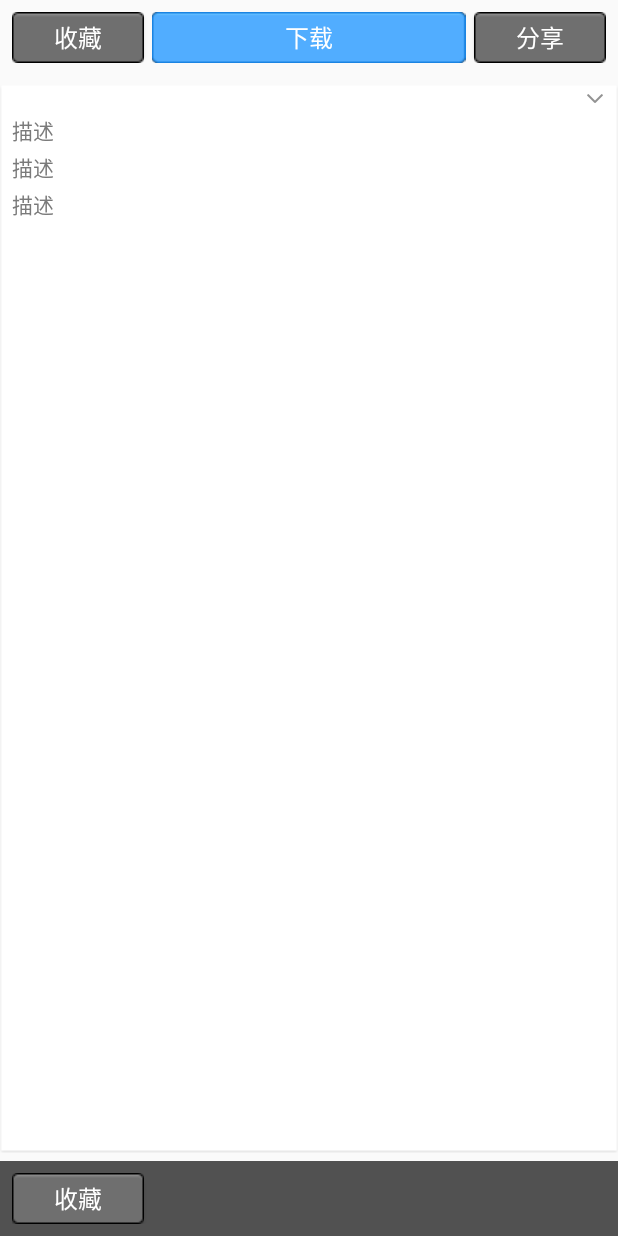
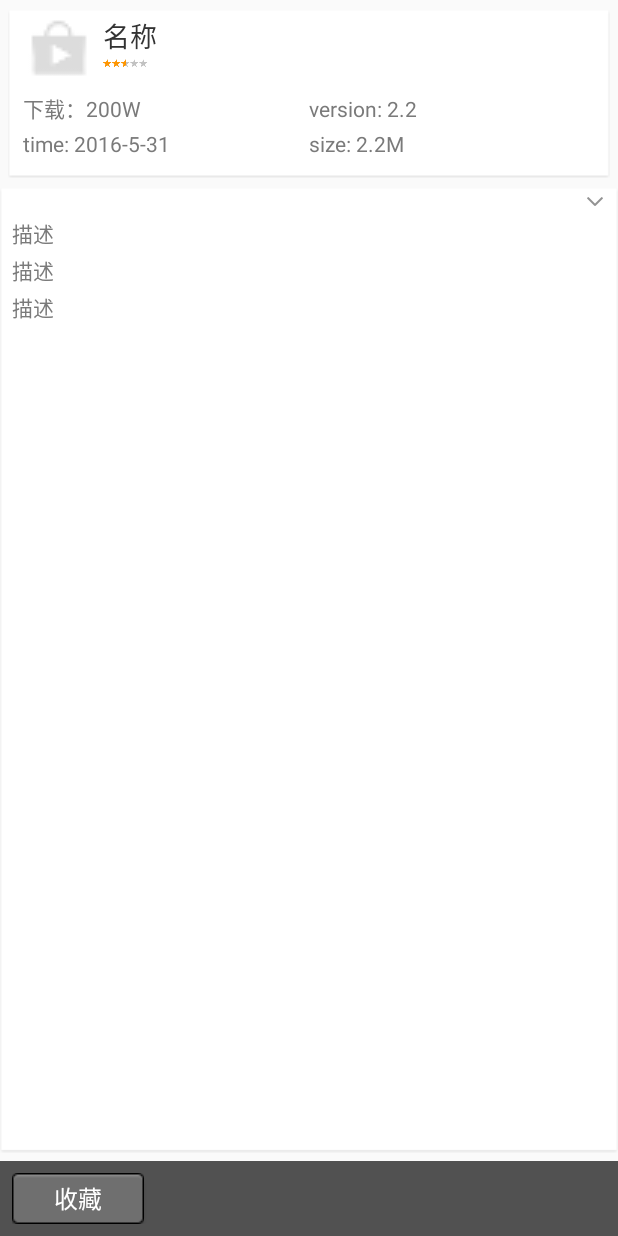
Before and after one commit to youshanmomei/IGooglePlay, an Android app: the layout activity_detail.xml on its own in the app's theme, with its tools: preview values and no code run, on a phone screen of 412 x 824 dp. Run offline under Robolectric (Android 15) with nearby library versions, the phone set to English and light mode, and no system bars.

Commit message:
1.layout_detail_app_info 修改

```diff
--- a/app/src/main/java/cn/qiuc/org/igoogleplay/ui/activity/AppDetailActivity.java
+++ b/app/src/main/java/cn/qiuc/org/igoogleplay/ui/activity/AppDetailActivity.java
@@ -1,9 +1,9 @@
 package cn.qiuc.org.igoogleplay.ui.activity;
 
-import android.os.Handler;
-import android.os.Message;
 import android.view.View;
 import android.widget.ImageView;
+import android.widget.ScrollView;
+import android.widget.TextView;
 
 import com.nostra13.universalimageloader.core.ImageLoader;
 
@@ -35,6 +35,10 @@ public class AppDetailActivity extends BaseActivity {
             @Override
             protected View createSuccessView() {
                 View view = View.inflate(AppDetailActivity.this, R.layout.activity_detail, null);
+                ScrollView sv_container = (ScrollView) view.findViewById(R.id.sv_container);
+                ImageView iv_icon = (ImageView) view.findViewById(R.id.iv_icon);
+                TextView tv_name = (TextView) view.findViewById(R.id.tv_app_name);
+                TextView tv_download_num = (TextView) view.findViewById(R.id.tv_download_num);
                 //TODO...
 
 
--- a/app/src/main/res/layout/layout_detail_app_info.xml
+++ b/app/src/main/res/layout/layout_detail_app_info.xml
@@ -1,52 +1,105 @@
 <?xml version="1.0" encoding="utf-8"?>
 <LinearLayout xmlns:android="http://schemas.android.com/apk/res/android"
     android:layout_width="match_parent"
-    android:layout_height="50dp"
-    android:orientation="horizontal"
-    android:padding="8dp">
+    android:layout_height="wrap_content"
+    android:layout_marginLeft="5dp"
+    android:layout_marginRight="5dp"
+    android:background="@drawable/list_item_bg_normal"
+    android:orientation="vertical"
+    android:padding="10dp">
 
-    <Button
-        android:layout_width="wrap_content"
-        android:layout_height="match_parent"
-        android:background="@drawable/btn_detail"
-        android:gravity="center"
-        android:text="收藏"
-        android:textColor="@android:color/white"
-        android:textSize="16sp" />
+    <LinearLayout
+        android:layout_width="match_parent"
+        android:layout_height="wrap_content"
+        android:orientation="horizontal">
 
-    <FrameLayout
-        android:layout_width="0dp"
-        android:layout_height="match_parent"
-        android:layout_marginLeft="5dp"
-        android:layout_marginRight="5dp"
-        android:layout_weight="1">
+        <ImageView
+            android:id="@+id/iv_icon"
+            android:layout_width="48dp"
+            android:layout_height="48dp"
+            android:scaleType="fitXY"
+            android:src="@mipmap/ic_default" />
 
-        <ProgressBar
-            android:id="@+id/pb_progress"
+        <LinearLayout
             android:layout_width="match_parent"
-            android:layout_height="match_parent"
-            android:indeterminateOnly="false"
-            android:progressDrawable="@drawable/detail_progress_drawable" />
+            android:layout_height="48dp"
+            android:layout_marginLeft="5dp"
+            android:gravity="center_vertical"
+            android:orientation="vertical">
+
+            <TextView
+                android:layout_width="wrap_content"
+                android:textSize="18sp"
+                android:id="@+id/tv_name"
+                android:textColor="@color/txt_title"
+                android:text="名称"
+                android:singleLine="true"
+                android:layout_height="wrap_content" />
+
+            <RatingBar
+                android:layout_width="wrap_content"
+                android:id="@+id/rb_star"
+                android:layout_marginTop="2dp"
+                android:layout_height="18dp"
+                android:progressDrawable="@drawable/ratinger_small"
+                android:rating="2.5" />
+
+        </LinearLayout>
+
+    </LinearLayout>
+
+    <LinearLayout
+        android:layout_width="match_parent"
+        android:layout_marginTop="3dp"
+        android:orientation="horizontal"
+        android:layout_height="wrap_content">
 
         <TextView
-            android:id="@+id/btn_download"
-            android:layout_width="match_parent"
-            android:layout_height="match_parent"
-            android:background="@drawable/selector_btn_download"
-            android:gravity="center"
-            android:text="下载"
-            android:textColor="@android:color/white"
-            android:textSize="16sp" />
+            android:layout_width="0dp"
+            android:layout_weight="1"
+            android:id="@+id/tv_download_num"
+            android:text="下载：200W"
+            android:textColor="@color/txt_small"
+            android:textSize="14sp"
+            android:layout_height="wrap_content" />
 
-    </FrameLayout>
+        <TextView
+            android:layout_width="0dp"
+            android:layout_weight="1"
+            android:text="version: 2.2"
+            android:singleLine="true"
+            android:id="@+id/tv_version"
+            android:textColor="@color/txt_small"
+            android:textSize="14sp"
+            android:layout_height="wrap_content" />
 
-    <Button
-        android:layout_width="wrap_content"
-        android:background="@drawable/btn_detail"
-        android:gravity="center"
-        android:text="分享"
-        android:textColor="@android:color/white"
-        android:textSize="16sp"
-        android:layout_height="match_parent" />
+    </LinearLayout>
+
+    <LinearLayout
+        android:layout_width="match_parent"
+        android:layout_marginTop="3dp"
+        android:layout_marginBottom="3dp"
+        android:orientation="horizontal"
+        android:layout_height="wrap_content">
+
+        <TextView
+            android:layout_width="0dp"
+            android:layout_weight="1"
+            android:id="@+id/tv_date"
+            android:text="time: 2016-5-31"
+            android:textColor="@color/txt_small"
+            android:textSize="14sp"
+            android:layout_height="wrap_content" />
+
+        <TextView
+            android:layout_width="0dp"
+            android:layout_weight="1"
+            android:id="@+id/tv_size"
+            android:text="size: 2.2M"
+            android:textSize="14sp"
+            android:textColor="@color/txt_small"
+            android:layout_height="wrap_content" />
+
+    </LinearLayout>
 
 </LinearLayout>
```
